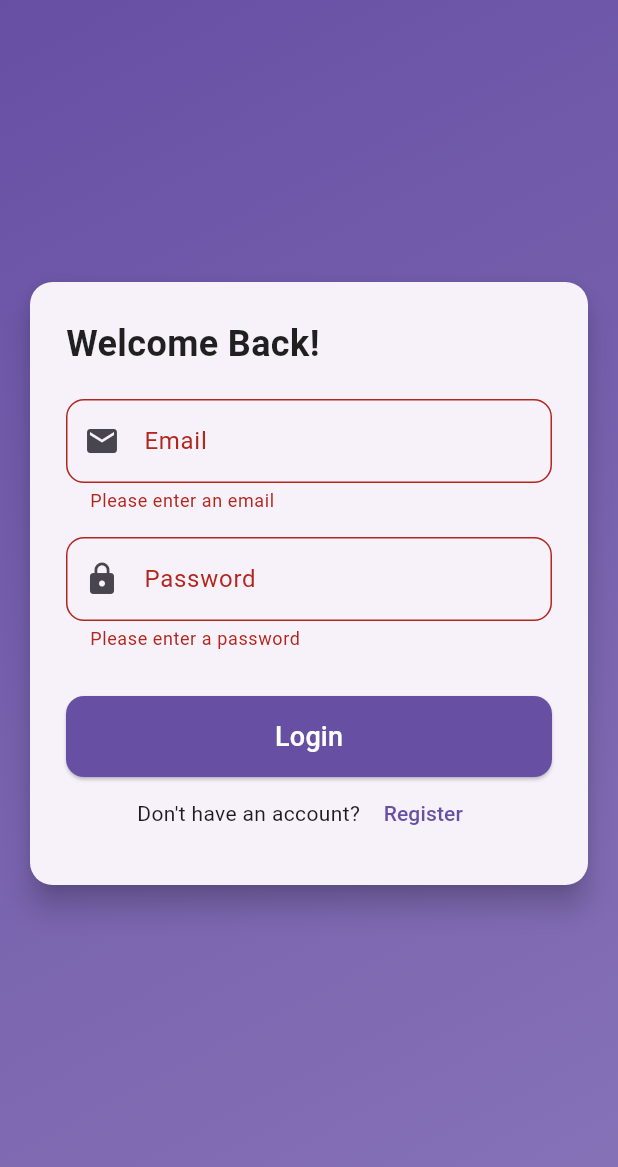
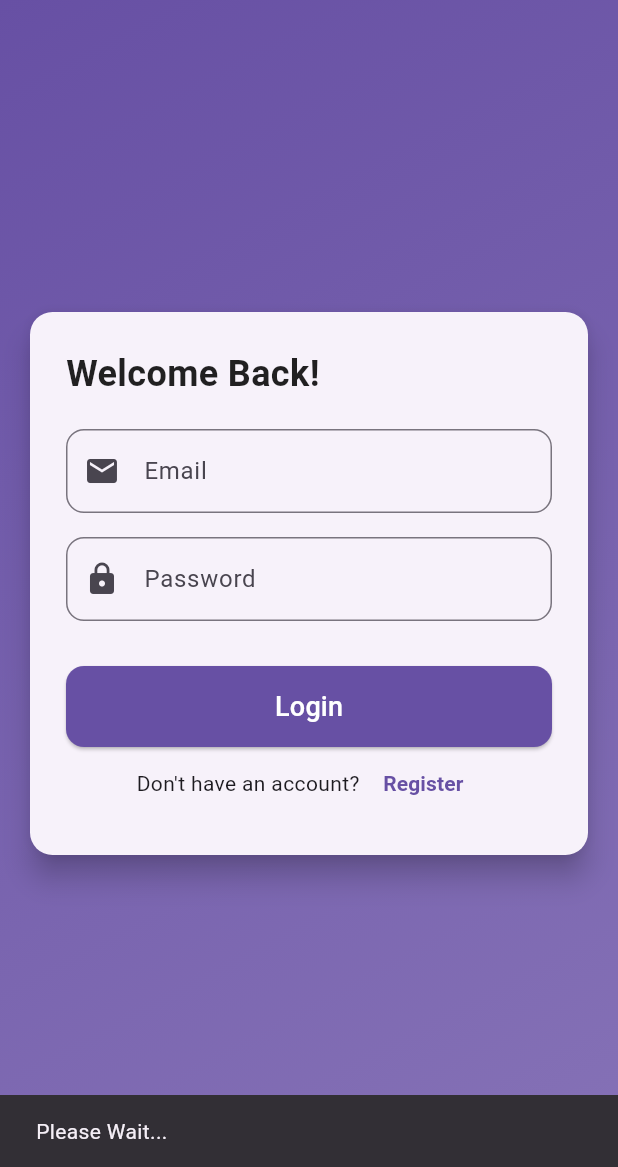
Before and after one commit to rahul-thatipamula/chat_application, a Flutter app: the screen it shows after launch, after a tap on "Login", on a phone screen of 412 x 824 dp, the part 69-1236 px from its top. Run offline on Flutter 3.47's test engine with Material 3 defaults, Android fonts, the phone set to English and light mode, and no system bars; our stand-ins replace cloud_firestore, firebase_auth, firebase_core, flutter_riverpod; accounts and stored records are empty; network calls fail.

Commit message:
loading and exception handling improved

```diff
--- a/lib/providers/auth_provider.dart
+++ b/lib/providers/auth_provider.dart
@@ -1,6 +1,8 @@
 import 'package:chat_app/models/user_model.dart';
 import 'package:cloud_firestore/cloud_firestore.dart';
 import 'package:firebase_auth/firebase_auth.dart';
+import 'package:flutter/cupertino.dart';
+import 'package:flutter/material.dart';
 import 'package:flutter_riverpod/flutter_riverpod.dart';
 
 // UserProvider class for handling user authentication and user-related data
@@ -8,7 +10,7 @@ class AuthProvider extends StateNotifier<UserModel?> {
   AuthProvider() : super(null);
 
   // Sign-in method
-  Future<bool> signIn(String email, String password) async {
+  Future<bool> signIn(String email, String password,BuildContext context) async {
     try {
       UserCredential userCredential = await FirebaseAuth.instance.signInWithEmailAndPassword(email: email, password: password);
 
@@ -26,24 +28,28 @@ class AuthProvider extends StateNotifier<UserModel?> {
       }
     } catch (e) {
       // Handle error (e.g., invalid credentials)
-      print('Sign-in error: $e');
+      ScaffoldMessenger.of(context).showSnackBar(SnackBar(
+        content: Text('Sign-in error: ${e.toString()}'),
+      ));
       state = null;
       return false;
     }
   }
 
   // Sign-out method
-  Future<void> signOut() async {
+  Future<void> signOut(BuildContext context)async {
     try {
       await FirebaseAuth.instance.signOut();
       state = null; // Clear user state
     } catch (e) {
-      print('Sign-out error: $e');
+        ScaffoldMessenger.of(context).showSnackBar(SnackBar(
+          content: Text('Sign-out error: ${e.toString()}'),
+        ));
     }
   }
 
   // Register method
-  Future<bool> register(String email, String password, String username, String mobileNumber) async {
+  Future<bool> register(String email, String password, String username, String mobileNumber,BuildContext context)async {
     try {
       UserCredential userCredential = await FirebaseAuth.instance.createUserWithEmailAndPassword(email: email, password: password);
 
@@ -68,8 +74,10 @@ class AuthProvider extends StateNotifier<UserModel?> {
       return true;
     } catch (e) {
       // Handle registration error
-      print('Registration error: $e');
-      state = null;
+      ScaffoldMessenger.of(context).showSnackBar(SnackBar(
+        content: Text('Registration error: ${e.toString()}'),
+      ));
+           state = null;
       return false;
     }
   }
--- a/lib/screen/auth_screen.dart
+++ b/lib/screen/auth_screen.dart
@@ -11,7 +11,6 @@ class AuthScreen extends ConsumerStatefulWidget {
   @override
   _AuthScreenState createState() => _AuthScreenState();
 }
-
 class _AuthScreenState extends ConsumerState<AuthScreen> {
   final _emailController = TextEditingController();
   final _passwordController = TextEditingController();
@@ -21,18 +20,22 @@ class _AuthScreenState extends ConsumerState<AuthScreen> {
 
   @override
   void dispose() {
-    // Dispose of controllers to avoid memory leaks
     _emailController.dispose();
     _passwordController.dispose();
     _usernameController.dispose();
     _mobileNumberController.dispose();
-    super.dispose(); // Always call super.dispose()
+    super.dispose();
+  }
+
+  bool get _isFormValid {
+    // Check if all required fields are filled
+    return _formKey.currentState?.validate() == true;
   }
 
   @override
 Widget build(BuildContext context) {
-    final isRegistering = ref.watch(authScreenProvider); // Watch the registration state
-    final isLoading = ref.watch(isLoadingProvider); // Watch the loading state
+  final isRegistering = ref.watch(authScreenProvider);
+  final isLoading = ref.watch(isLoadingProvider);
   final size = MediaQuery.of(context).size;
 
   return Scaffold(
@@ -193,17 +196,20 @@ class _AuthScreenState extends ConsumerState<AuthScreen> {
                               SizedBox(
                                 width: double.infinity,
                                 child: ElevatedButton(
-                                    onPressed: () async {
-                                      if (_formKey.currentState!.validate()) {
-                                        // Store the reference locally to avoid using after dispose
+                                  onPressed: isLoading ? null : () async {
                                     final currentRef = ref;
-
-                                        // Set loading state to true
                                     currentRef.read(isLoadingProvider.notifier).state = true;
 
+                                    // Show the trying to login message
+
+                                      ScaffoldMessenger.of(context).showSnackBar(
+                                      SnackBar(
+                                        content: const Text('Please Wait...'),
+                                      ),
+                                    );
                                     bool success = false; // Flag to check if login/register was successful
 
-                                        try {
+
                                       if (isRegistering) {
                                         success = await currentRef
                                             .read(authProvider.notifier)
@@ -212,6 +218,7 @@ class _AuthScreenState extends ConsumerState<AuthScreen> {
                                               _passwordController.text,
                                               _usernameController.text,
                                               _mobileNumberController.text,
+                                              context
                                             );
                                       } else {
                                         success = await currentRef
@@ -219,47 +226,29 @@ class _AuthScreenState extends ConsumerState<AuthScreen> {
                                             .signIn(
                                               _emailController.text,
                                               _passwordController.text,
+                                              context
                                             );
                                       }
-                                        } catch (e) {
-                                          // Handle exceptions and possibly show error messages
-                                          print(e);
-                                          // Show error message using ScaffoldMessenger
-                                          ScaffoldMessenger.of(context).showSnackBar(
-                                            SnackBar(
-                                              content: Text(e.toString()),
-                                              backgroundColor: Colors.red,
-                                            ),
-                                          );
-                                        } finally {
-                                          // Set loading state to false
                                       currentRef.read(isLoadingProvider.notifier).state = false;
-                                        }
 
-                                        // If the login or registration was successful, do something
-                                        if (success) {
-                                          // Optionally, navigate to another screen or show a success message
-                                        } else {
-                                          // If the email is already in use, show a snackbar
-                                          ScaffoldMessenger.of(context).showSnackBar(
-                                            SnackBar(
-                                              content: const Text('Email is already in use.'),
-                                              backgroundColor: Colors.red,
-                                            ),
-                                          );
-                                        }
-                                      }
                                   },
                                   style: ElevatedButton.styleFrom(
                                     padding: const EdgeInsets.symmetric(vertical: 14),
                                     shape: RoundedRectangleBorder(
                                       borderRadius: BorderRadius.circular(12),
                                     ),
-                                      backgroundColor: CupertinoTheme.of(context).primaryColor,
+                                    backgroundColor: isLoading
+                                        ? CupertinoColors.systemGrey
+                                        : CupertinoTheme.of(context).primaryColor,
                                   ),
                                   child: isLoading
-                                        ? const CircularProgressIndicator(
-                                            color: Colors.white,
+                                    ? SizedBox(
+                                        height: 18,
+                                        width: 18,
+                                        child: CircularProgressIndicator(
+                                          valueColor: AlwaysStoppedAnimation<Color>(Colors.white),
+                                          strokeWidth: 2,
+                                        ),
                                       )
                                     : Text(
                                         isRegistering ? 'Register' : 'Login',
@@ -279,11 +268,15 @@ class _AuthScreenState extends ConsumerState<AuthScreen> {
                                       : 'Don\'t have an account? '),
                                   TextButton(
                                     onPressed: () {
-                                        // Toggle the registration state
                                       ref.read(authScreenProvider.notifier).state = !isRegistering;
                                     },
                                     child: Text(
-                                          isRegistering ? 'Login' : 'Register'),
+                                      isRegistering ? 'Login' : 'Register',
+                                      style: TextStyle(
+                                        fontWeight: FontWeight.bold,
+                                        color: CupertinoTheme.of(context).primaryColor,
+                                      ),
+                                    ),
                                   ),
                                 ],
                               ),
```
Lines whose indentation alone changed are shown as unchanged.
